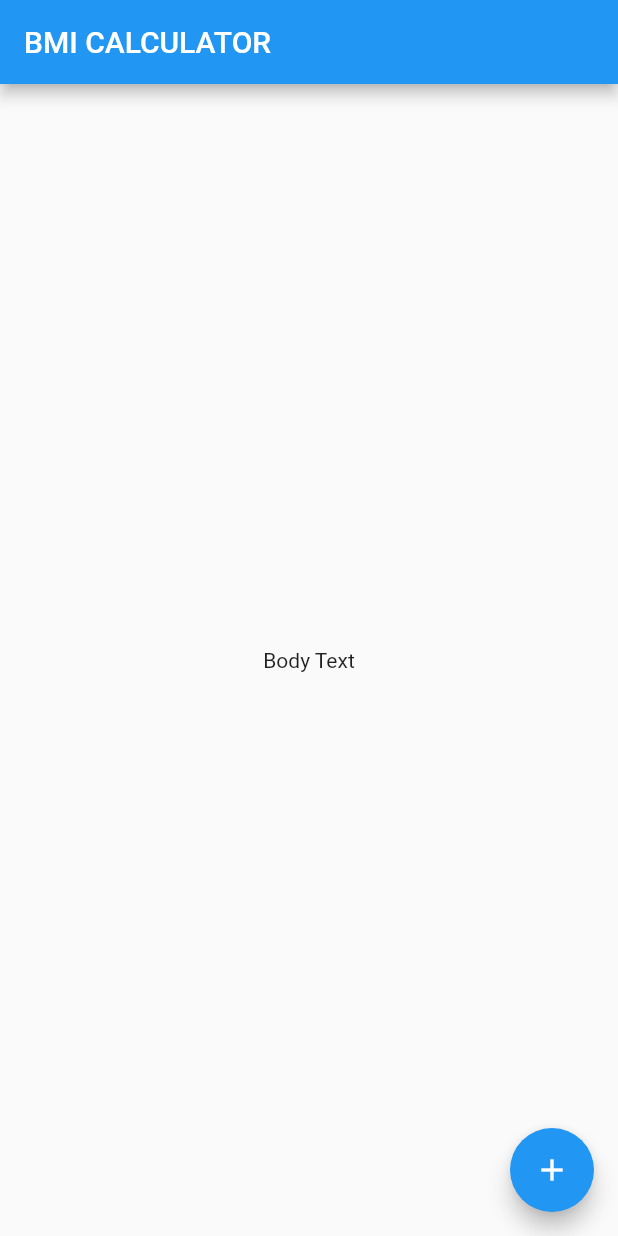
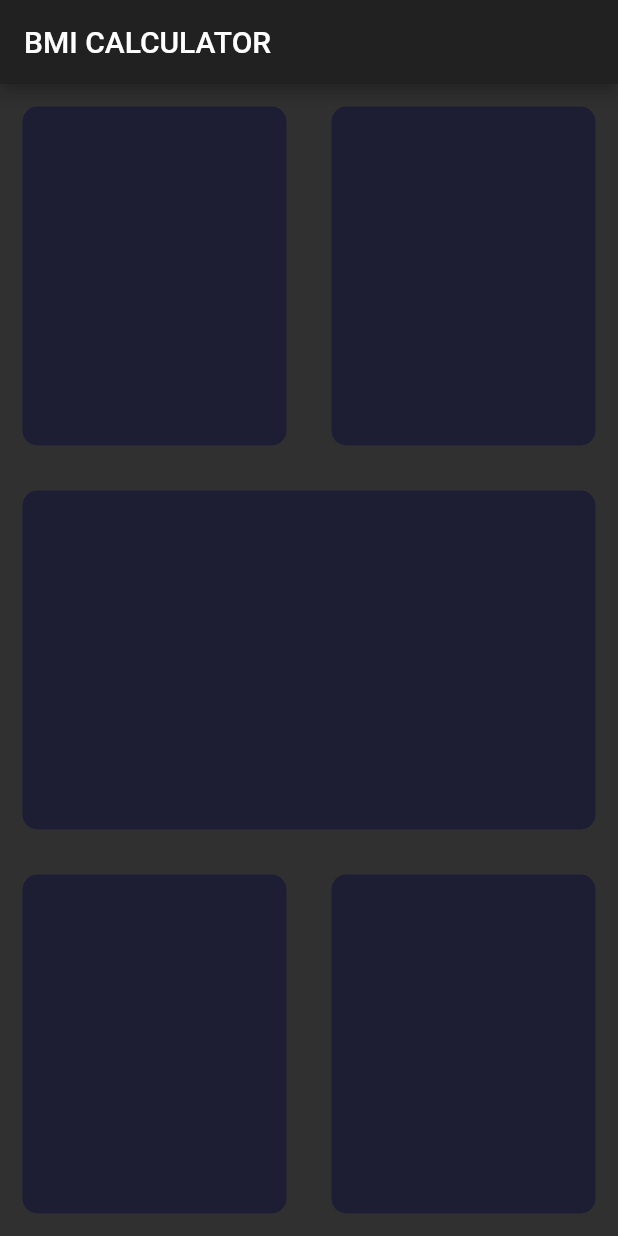
Before and after one commit to shubhamkarande13/bmi-calculator-flutter, a Flutter app: the screen it shows after launch, on a phone screen of 412 x 824 dp. Run offline on Flutter 3.47's test engine with Material 2 defaults, Android fonts, the phone set to English and light mode, and no system bars.

Commit message:
refactor UI

```diff
--- a/lib/input_page.dart
+++ b/lib/input_page.dart
@@ -0,0 +1,73 @@
+import 'package:flutter/cupertino.dart';
+import 'package:flutter/material.dart';
+class InputPage extends StatefulWidget {
+  @override
+  _InputPageState createState() => _InputPageState();
+}
+
+class _InputPageState extends State<InputPage> {
+  @override
+  Widget build(BuildContext context) {
+    return Scaffold(
+      appBar: AppBar(
+        title: Text('BMI CALCULATOR'),
+      ),
+      body: Column(
+        children: <Widget>[
+          Expanded(child: Row(
+            children: <Widget>[
+              Expanded(child: ReuseableCard(),),
+              Expanded(child: Container(
+                margin: EdgeInsets.all(15.0),
+                decoration: BoxDecoration(
+                  color: Color(0xFF1D1E33),
+                  borderRadius: BorderRadius.circular(10.0),
+                ),
+              ),),
+            ],
+          )),
+          Expanded(child: Container(
+            margin: EdgeInsets.all(15.0),
+            decoration: BoxDecoration(
+              color: Color(0xFF1D1E33),
+              borderRadius: BorderRadius.circular(10.0),
+            ),
+          ),),
+          Expanded(child: Row(
+            children: <Widget>[
+              Expanded(child: Container(
+                margin: EdgeInsets.all(15.0),
+                decoration: BoxDecoration(
+                  color: Color(0xFF1D1E33),
+                  borderRadius: BorderRadius.circular(10.0),
+                ),),),
+              Expanded(child: Container(
+                margin: EdgeInsets.all(15.0),
+                decoration: BoxDecoration(
+                  color: Color(0xFF1D1E33),
+                  borderRadius: BorderRadius.circular(10.0),
+                ),
+              ),),
+            ],
+          )),],
+      ),
+    );
+  }
+}
+
+class ReuseableCard extends StatelessWidget {
+  const ReuseableCard({
+    Key key,
+  }) : super(key: key);
+
+  @override
+  Widget build(BuildContext context) {
+    return Container(
+      margin: EdgeInsets.all(15.0),
+      decoration: BoxDecoration(
+        color: Color(0xFF1D1E33),
+        borderRadius: BorderRadius.circular(10.0),
+      ),
+    );
+  }
+}
--- a/lib/main.dart
+++ b/lib/main.dart
@@ -1,34 +1,13 @@
 import 'package:flutter/material.dart';
-
+import 'input_page.dart';
 void main() => runApp(BMICalculator());
 
 class BMICalculator extends StatelessWidget {
   @override
   Widget build(BuildContext context) {
     return MaterialApp(
+      theme: ThemeData.dark(),
       home: InputPage(),
     );
   }
 }
-
-class InputPage extends StatefulWidget {
-  @override
-  _InputPageState createState() => _InputPageState();
-}
-
-class _InputPageState extends State<InputPage> {
-  @override
-  Widget build(BuildContext context) {
-    return Scaffold(
-      appBar: AppBar(
-        title: Text('BMI CALCULATOR'),
-      ),
-      body: Center(
-        child: Text('Body Text'),
-      ),
-      floatingActionButton: FloatingActionButton(
-        child: Icon(Icons.add),
-      ),
-    );
-  }
-}
```
Also changed, not shown: 1 other file.
